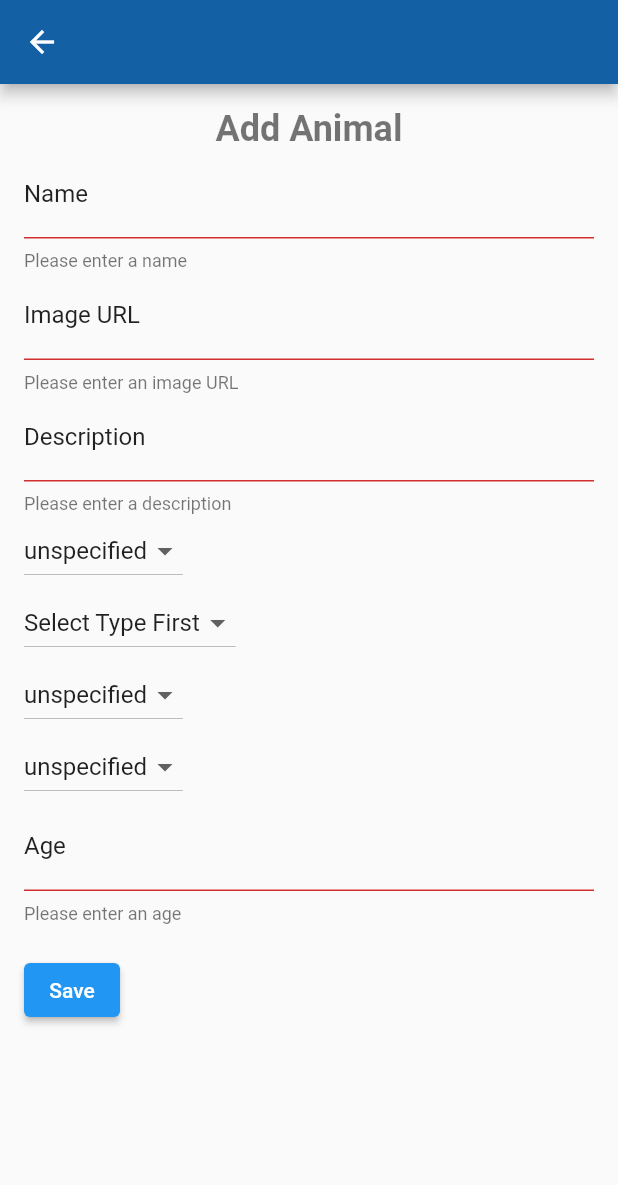
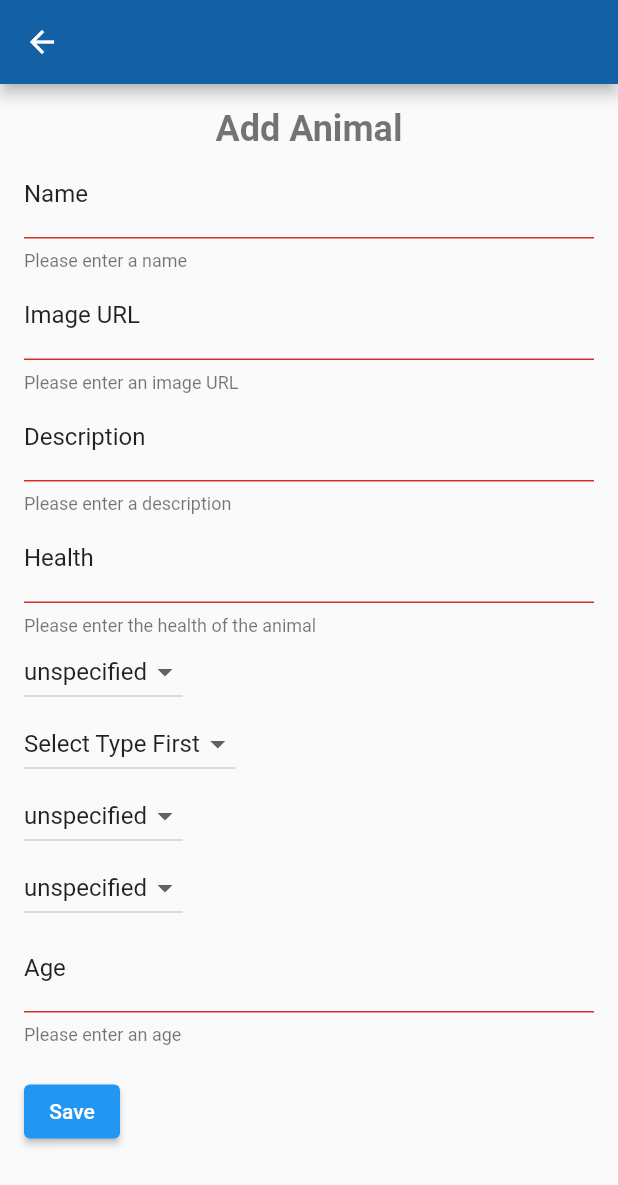
Before and after one commit to EllaGab09/adoption_app, a Flutter app: the AddAnimalForm screen opened directly with empty values, after a tap on "Save", on a phone screen of 412 x 824 dp. Shown: the top 1185 px of the screen. Run offline on Flutter 3.47's test engine with Material 2 defaults, Android fonts, the phone set to English and light mode, and no system bars; our stand-ins replace cloud_firestore, firebase_auth, firebase_core, flutter_riverpod, google_maps_flutter, shared_preferences and 1 more; accounts and stored records are empty.

Commit message:
fix: add animal health in controller and add animal form

```diff
--- a/lib/controllers/animal_controller.dart
+++ b/lib/controllers/animal_controller.dart
@@ -23,6 +23,7 @@ class AnimalController {
       "animal_type": animal.type,
       "animal_breed": animal.breed,
       "animal_color": animal.age,
+      "animal_health": animal.health,
       "animal_activity_level": animal.activityLevel,
       "animal_sex": animal.sex,
       "animal_availability": animal.availability
@@ -78,6 +79,7 @@ class AnimalController {
       "animal_type": animal.type,
       "animal_breed": animal.breed,
       "animal_color": animal.age,
+      "animal_health": animal.health,
       "animal_activity_level": animal.activityLevel,
       "animal_sex": animal.sex,
       "animal_availability": animal.availability,
--- a/lib/screens/add_animal_screen.dart
+++ b/lib/screens/add_animal_screen.dart
@@ -28,6 +28,7 @@ class AddAnimalForm extends StatefulWidget {
 
 class _AddAnimalFormState extends State<AddAnimalForm> {
   final GlobalKey<FormState> _formKey = GlobalKey<FormState>();
+
   final TextEditingController _nameController = TextEditingController();
   final TextEditingController _imageURLController = TextEditingController();
   final TextEditingController _descriptionController = TextEditingController();
@@ -38,7 +39,10 @@ class _AddAnimalFormState extends State<AddAnimalForm> {
       TextEditingController();
   final TextEditingController _sexController = TextEditingController();
   final TextEditingController _locationController = TextEditingController();
+  final TextEditingController _healthController = TextEditingController();
+
   bool showBreedDropdown = false;
+
   // Dropdown values set to an inital default value
   AnimalType animalType = AnimalType.unspecified;
   AnimalSex animalSex = AnimalSex.unspecified;
@@ -96,7 +100,7 @@ class _AddAnimalFormState extends State<AddAnimalForm> {
           activityLevel:
               AnimalActivity.high.toString(), // TODO change to dropdown
           sex: animalSex.toString(),
-          health: "",
+          health: _healthController.text,
           applicationIds: [],
           availability: true);
 
@@ -112,6 +116,7 @@ class _AddAnimalFormState extends State<AddAnimalForm> {
       _activityLevelController.clear();
       _sexController.clear();
       _locationController.clear();
+      _healthController.clear();
 
       ScaffoldMessenger.of(context).showSnackBar(
         const SnackBar(
@@ -122,7 +127,8 @@ class _AddAnimalFormState extends State<AddAnimalForm> {
 
     // TODO: Replace the print statement with crud operation
 
-    debugPrint("Name: ${widget.animal.name}, Age: ${widget.animal.age}, Breed: ${widget.animal.breed}");
+    debugPrint(
+        "Name: ${widget.animal.name}, Age: ${widget.animal.age}, Breed: ${widget.animal.breed}");
   }
 
   @override
@@ -204,6 +210,24 @@ class _AddAnimalFormState extends State<AddAnimalForm> {
                     },
                   ),
 
+                  // DESCRIPTION
+                  TextFormField(
+                    controller: _healthController,
+                    decoration: InputDecoration(
+                      labelText: 'Health',
+                      // Apply theme style for input field
+                      labelStyle: Theme.of(context).textTheme.titleMedium,
+                      // Apply theme style for error text
+                      errorStyle: Theme.of(context).textTheme.bodySmall,
+                    ),
+                    validator: (value) {
+                      if (value == null || value.isEmpty) {
+                        return 'Please enter the health of the animal';
+                      }
+                      return null;
+                    },
+                  ),
+
                   // ANIMAL TYPE
                   DropdownButton<AnimalType>(
                     value: animalType,
@@ -218,7 +242,8 @@ class _AddAnimalFormState extends State<AddAnimalForm> {
                         });
                       }
                     },
-                    items: widget.animal.getAnimalTypes()
+                    items: widget.animal
+                        .getAnimalTypes()
                         .map<DropdownMenuItem<AnimalType>>((AnimalType value) {
                       return DropdownMenuItem<AnimalType>(
                         value: value,
@@ -261,7 +286,8 @@ class _AddAnimalFormState extends State<AddAnimalForm> {
                         _setAnimalActivityLevel(newValue);
                       }
                     },
-                    items: widget.animal.getActivityLevels()
+                    items: widget.animal
+                        .getActivityLevels()
                         .map<DropdownMenuItem<AnimalActivity>>(
                             (AnimalActivity value) {
                       return DropdownMenuItem<AnimalActivity>(
@@ -278,7 +304,8 @@ class _AddAnimalFormState extends State<AddAnimalForm> {
                         _setAnimalSex(newValue);
                       }
                     },
-                    items: widget.animal.getSex()
+                    items: widget.animal
+                        .getSex()
                         .map<DropdownMenuItem<AnimalSex>>((AnimalSex value) {
                       return DropdownMenuItem<AnimalSex>(
                         value: value,
@@ -298,7 +325,10 @@ class _AddAnimalFormState extends State<AddAnimalForm> {
                     keyboardType:
                         TextInputType.number, // Set the keyboard type to number
                     validator: (value) {
-                      if (value == null || value.isEmpty) {
+                      if (value == null ||
+                          value.isEmpty ||
+                          int.parse(value) < 1 ||
+                          int.parse(value) > 25) {
                         return 'Please enter an age';
                       }
                       if (int.tryParse(value) == null) {
```
Also changed, not shown: lib/widgets/tabs.dart (+10 -2 lines).
